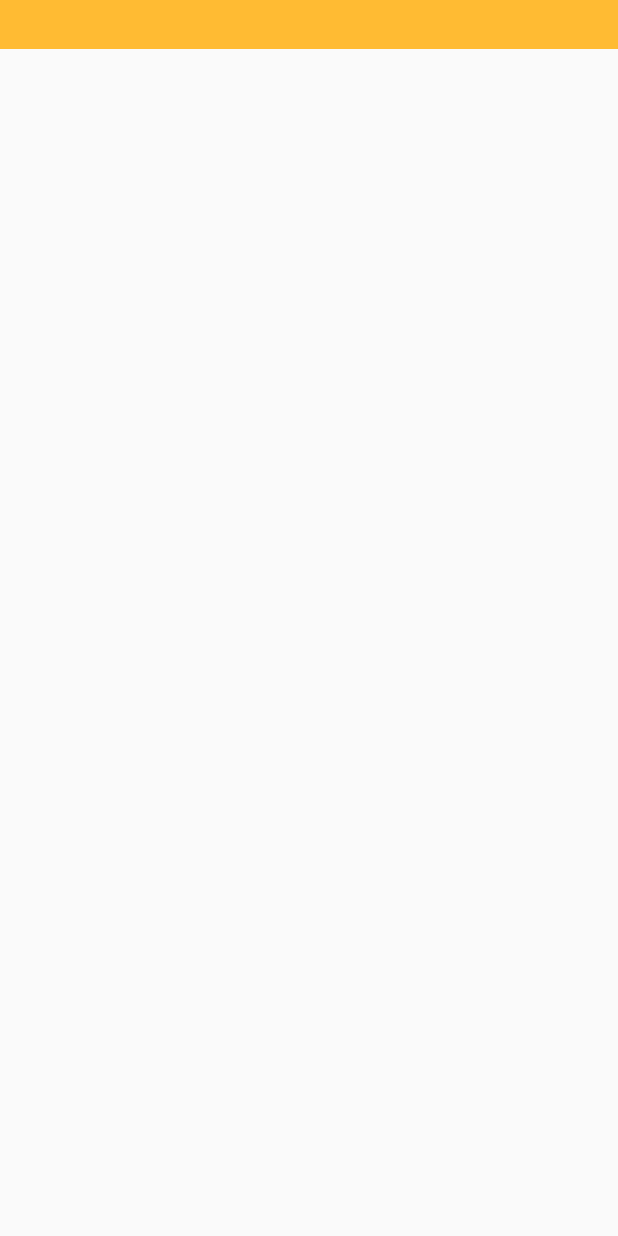
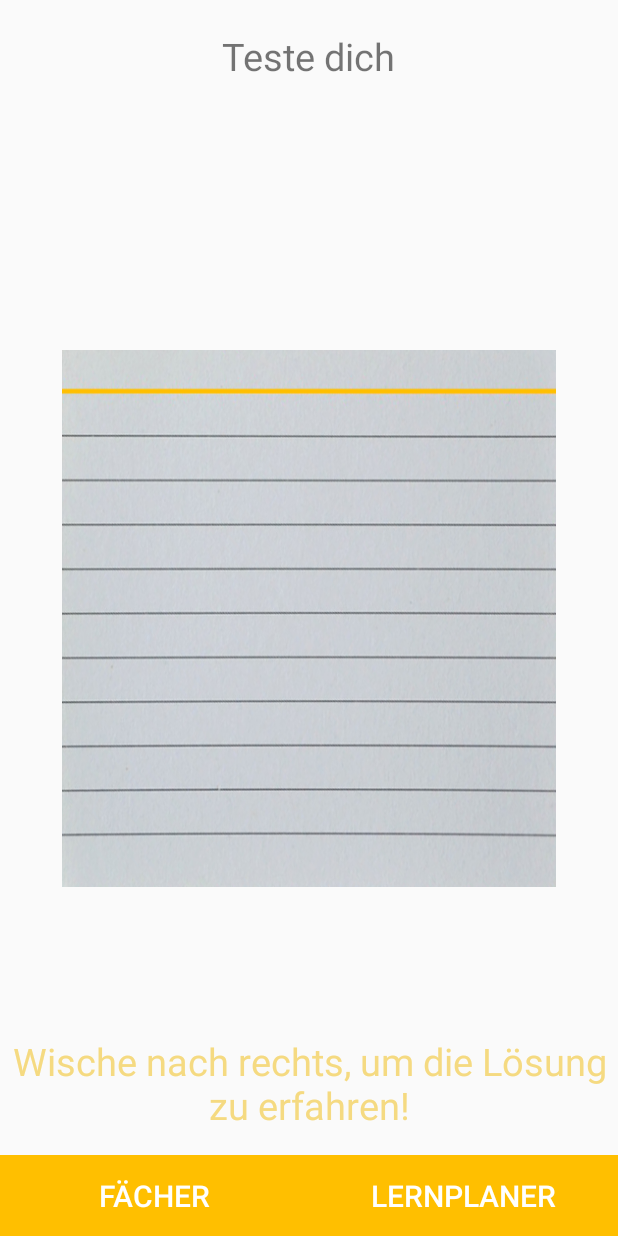
Before and after one commit to timokrapf/SICSmartIndexCards, an Android app: the QuizActivity screen opened directly, with no data from a screen before it, on a phone screen of 412 x 824 dp. Run offline under Robolectric (Android 15) with nearby library versions, the phone set to English and light mode, and no system bars.

Commit message:
Lernplaner kann nicht an vergangenen Daten ausgewählt werden, Layout für quiz activity steht und Instruktionen, dass geswipt werden muss beim ersten Öffnen der Activity

```diff
--- a/app/src/main/java/com/example/timokrapf/sic_smartindexcards/AlarmTask.java
+++ b/app/src/main/java/com/example/timokrapf/sic_smartindexcards/AlarmTask.java
@@ -32,7 +32,6 @@ public class AlarmTask implements Runnable {
         intent.putExtra(Constants.CHOSEN_DATE, date);
         intent.putExtra(Constants.CHOSEN_TIME, time);
         PendingIntent pendingIntent = PendingIntent.getService(context, 0, intent, 0);
-
         alarmManager.set(AlarmManager.RTC, calendar.getTimeInMillis(), pendingIntent);
     }
 }
--- a/app/src/main/java/com/example/timokrapf/sic_smartindexcards/AsyncResult.java
+++ b/app/src/main/java/com/example/timokrapf/sic_smartindexcards/AsyncResult.java
@@ -1,5 +1,7 @@
 package com.example.timokrapf.sic_smartindexcards;
 
+import java.util.List;
+
 public interface AsyncResult {
-    void asyncFinished(Schedule schedule);
+    void asyncFinished(List<Schedule> schedule);
 }
--- a/app/src/main/java/com/example/timokrapf/sic_smartindexcards/Constants.java
+++ b/app/src/main/java/com/example/timokrapf/sic_smartindexcards/Constants.java
@@ -4,8 +4,13 @@ public class Constants {
 
     public static final String SUBJECT_TITLE_KEY = "title";
     public static final String SPINNER_SUBJECT_KEY = "spinner_key";
+    public static final String CHOSEN_DAY = "day";
+    public static final String CHOSEN_MONTH = "month";
+    public static final String CHOSEN_YEAR = "year";
     public static final String CHOSEN_DATE = "date";
     public static final String CHOSEN_TIME = "time";
+    public static final String CHOSEN_HOUR = "hour";
+    public static final String CHOSEN_MINUTE = "minute";
     public static final String CHOSEN_SUBJECT = "subject";
     public static final String SELECT_DATE = "Bitte wähle eine Zeit aus";
 
--- a/app/src/main/java/com/example/timokrapf/sic_smartindexcards/LearnplannerActivity.java
+++ b/app/src/main/java/com/example/timokrapf/sic_smartindexcards/LearnplannerActivity.java
@@ -66,6 +66,7 @@ public class LearnplannerActivity extends FragmentActivity{
     public void initUI() {
         time = (TextView) findViewById(R.id.time_id);
         datePicker = (DatePicker) findViewById(R.id.date_picker_id);
+        datePicker.setMinDate(System.currentTimeMillis() - 1000);
         scheduleClient = new ScheduleClient(this);
         scheduleClient.doBindService();
     }
--- a/app/src/main/java/com/example/timokrapf/sic_smartindexcards/QuizActivity.java
+++ b/app/src/main/java/com/example/timokrapf/sic_smartindexcards/QuizActivity.java
@@ -1,13 +1,103 @@
 package com.example.timokrapf.sic_smartindexcards;
 
+import android.annotation.SuppressLint;
 import android.app.Activity;
+import android.content.Intent;
+import android.content.SharedPreferences;
 import android.os.Bundle;
 import android.support.v4.app.FragmentActivity;
+import android.text.Layout;
+import android.view.MotionEvent;
+import android.view.View;
+import android.widget.Button;
+import android.widget.LinearLayout;
+import android.widget.RelativeLayout;
+import android.widget.TextView;
 
 public class QuizActivity extends FragmentActivity {
+
+    private TextView question;
+    private RelativeLayout topLevelLayout;
+
     @Override
     public void onCreate(Bundle savedInstanceState) {
         super.onCreate(savedInstanceState);
-        setContentView(R.layout.recyclerview_subject_item);
+        setContentView(R.layout.quiz_acivity);
+        initUI();
+        initButtons();
+        initInstruction();
+
+    }
+
+
+
+    private void initUI(){
+        question = (TextView) findViewById(R.id.question_id);
+        setQuestionText();
+    }
+
+    private void initInstruction(){
+        topLevelLayout = findViewById(R.id.instruction_layer_id);
+        if (isFirstTime()) {
+            topLevelLayout.setVisibility(View.INVISIBLE);
+        }
+    }
+
+    /*
+    http://www.christianpeeters.com/android-tutorials/android-tutorial-overlay-with-user-instructions/
+     */
+
+    @SuppressLint("ClickableViewAccessibility")
+    private boolean isFirstTime()
+    {
+        SharedPreferences preferences = getPreferences(MODE_PRIVATE);
+        boolean ranBefore = preferences.getBoolean("RanBefore", false);
+        if (!ranBefore) {
+
+            SharedPreferences.Editor editor = preferences.edit();
+            editor.putBoolean("RanBefore", true);
+            editor.commit();
+            topLevelLayout.setVisibility(View.VISIBLE);
+            topLevelLayout.setOnTouchListener(new View.OnTouchListener(){
+
+                @Override
+                public boolean onTouch(View v, MotionEvent event) {
+                    topLevelLayout.setVisibility(View.INVISIBLE);
+                    return false;
+                }
+            });
+        }
+        return ranBefore;
+    }
+
+    private void setQuestionText(){
+
+    }
+
+    private void initButtons(){
+        Button subjectButton = (Button) findViewById(R.id.subject_button_id);
+        subjectButton.setOnClickListener(new View.OnClickListener() {
+            @Override
+            public void onClick(View v) {
+                subjectButtonClicked();
+            }
+        });
+        Button scheduleButton = (Button) findViewById(R.id.schedule_planner_button_id);
+        scheduleButton.setOnClickListener(new View.OnClickListener() {
+            @Override
+            public void onClick(View v) {
+                scheduleButtonClicked();
+            }
+        });
+    }
+
+    private void subjectButtonClicked(){
+        Intent i = new Intent(QuizActivity.this, StartActivity.class);
+        startActivity(i);
+    }
+
+    private void scheduleButtonClicked(){
+        Intent i = new Intent (QuizActivity.this, LearnplannerActivity.class);
+        startActivity(i);
     }
 }
--- a/app/src/main/java/com/example/timokrapf/sic_smartindexcards/ScheduleClient.java
+++ b/app/src/main/java/com/example/timokrapf/sic_smartindexcards/ScheduleClient.java
@@ -43,6 +43,7 @@ public class ScheduleClient {
     }
 
 
+
     public void doUnbindService() {
         if (mIsBound) {
             context.unbindService(connection);
--- a/app/src/main/java/com/example/timokrapf/sic_smartindexcards/ScheduleDao.java
+++ b/app/src/main/java/com/example/timokrapf/sic_smartindexcards/ScheduleDao.java
@@ -20,9 +20,10 @@ public interface ScheduleDao {
     @Query("SELECT * FROM schedule_table ORDER BY schedule_date")
     LiveData<List<Schedule>> getSchedule();
 
-    @Query("SELECT * FROM schedule_table WHERE schedule_title LIKE :scheduleTitle AND " + "schedule_date LIKE :scheduleDate AND " + "schedule_time LIKE :scheduleTime LIMIT 1")
-    Schedule getScheduleByAttributes(String scheduleTitle, String scheduleDate, String scheduleTime);
+    @Query("SELECT * FROM schedule_table WHERE schedule_title LIKE :scheduleTitle AND " + "schedule_date LIKE :scheduleDate AND " + "schedule_time LIKE :scheduleTime ")
+    List <Schedule> getScheduleByAttributes(String scheduleTitle, String scheduleDate, String scheduleTime);
 
     @Query("DELETE FROM schedule_table WHERE schedule_title LIKE :scheduleTitle")
     void removeScheduleByName(String scheduleTitle);
+
 }
--- a/app/src/main/res/layout/learnplaner_activity.xml
+++ b/app/src/main/res/layout/learnplaner_activity.xml
@@ -41,7 +41,8 @@
         android:datePickerMode="spinner"
         android:calendarViewShown="false"
         android:layout_centerHorizontal="true"
-        android:id="@+id/date_picker_id"/>
+        android:id="@+id/date_picker_id"
+        />
 
     <TextView
         android:layout_width="wrap_content"
--- /dev/null
+++ b/app/src/main/res/layout/overview_activity.xml
@@ -0,0 +1,6 @@
+<?xml version="1.0" encoding="utf-8"?>
+<android.support.constraint.ConstraintLayout
+    xmlns:android="http://schemas.android.com/apk/res/android" android:layout_width="match_parent"
+    android:layout_height="match_parent">
+
+</android.support.constraint.ConstraintLayout>
--- /dev/null
+++ b/app/src/main/res/layout/progress_activity.xml
@@ -0,0 +1,6 @@
+<?xml version="1.0" encoding="utf-8"?>
+<android.support.constraint.ConstraintLayout
+    xmlns:android="http://schemas.android.com/apk/res/android" android:layout_width="match_parent"
+    android:layout_height="match_parent">
+
+</android.support.constraint.ConstraintLayout>
--- /dev/null
+++ b/app/src/main/res/layout/quiz_acivity.xml
@@ -0,0 +1,81 @@
+<?xml version="1.0" encoding="utf-8"?>
+<FrameLayout xmlns:android="http://schemas.android.com/apk/res/android"
+    android:layout_width="match_parent"
+    android:layout_height="match_parent"
+    android:id="@+id/frame_layout" >
+
+<LinearLayout xmlns:android="http://schemas.android.com/apk/res/android"
+    android:layout_width="match_parent"
+    android:layout_height="match_parent"
+    android:orientation="vertical">
+
+    <TextView
+        android:id="@+id/subject_activity_textview"
+        android:layout_width="wrap_content"
+        android:layout_height="wrap_content"
+        android:layout_gravity="center"
+        android:paddingTop="20dp"
+        android:text="@string/sic_quiz"
+        android:textSize="25sp" />
+
+    <TextView
+        android:id="@+id/question_id"
+        android:layout_width="wrap_content"
+        android:layout_height="0dp"
+        android:layout_weight="0.5"
+        android:background="@drawable/karteikarte"
+        android:scaleX="0.8"
+        android:scaleY="0.5" />
+
+    <LinearLayout
+        android:id="@+id/buttons_id"
+        android:layout_width="match_parent"
+        android:layout_height="wrap_content"
+        android:layout_gravity="bottom"
+        android:orientation="horizontal"
+        android:weightSum="1">
+
+        <Button
+            android:id="@+id/subject_button_id"
+            style="?android:attr/buttonBarButtonStyle"
+            android:layout_width="0dp"
+            android:layout_height="wrap_content"
+            android:layout_weight="0.5"
+            android:background="@color/colorPrimary"
+            android:text="@string/subject_button"
+            android:textColor="@android:color/white"
+            android:textSize="20sp" />
+
+        <Button
+            android:id="@+id/schedule_planner_button_id"
+            style="?android:attr/buttonBarButtonStyle"
+            android:layout_width="0dp"
+            android:layout_height="wrap_content"
+            android:layout_weight="0.5"
+            android:background="@color/colorPrimary"
+            android:text="@string/schedule_planner"
+            android:textColor="@android:color/white"
+            android:textSize="20sp" />
+
+    </LinearLayout>
+
+</LinearLayout>
+
+    <RelativeLayout
+        android:layout_width="wrap_content"
+        android:layout_height="wrap_content"
+        android:id="@+id/instruction_layer_id">
+
+        <TextView
+            android:layout_width="match_parent"
+            android:layout_height="match_parent"
+            android:text="@string/instruction_text"
+            android:textSize="25sp"
+            android:gravity="bottom|center"
+            android:paddingBottom="70dp"
+            android:textColor="@color/colorPrimaryLight"
+            />
+
+    </RelativeLayout>
+
+</FrameLayout>
--- a/app/src/main/res/values/strings.xml
+++ b/app/src/main/res/values/strings.xml
@@ -29,4 +29,6 @@
     <string name="question">Deine Frage</string>
     <string name="answer">Deine Antwort</string>
     <string name="save">Speichern</string>
+    <string name="sic_quiz">Teste dich</string>
+    <string name="instruction_text">Wische nach rechts, um die Lösung zu erfahren!</string>
 </resources>
```
Also changed, not shown: app/src/main/java/com/example/timokrapf/sic_smartindexcards/NotifyService.java (+6 -17 lines), app/src/main/java/com/example/timokrapf/sic_smartindexcards/SubjectRepository.java (+26 -8 lines), app/src/main/karteikarte_neu-web.png (added), app/src/main/res/mipmap-hdpi/karteikarte_neu.png (added), app/src/main/res/mipmap-mdpi/karteikarte_neu.png (added), app/src/main/res/mipmap-xhdpi/karteikarte_neu.png (added), app/src/main/res/mipmap-xxhdpi/karteikarte_neu.png (added), app/src/main/res/mipmap-xxxhdpi/karteikarte_neu.png (added).
